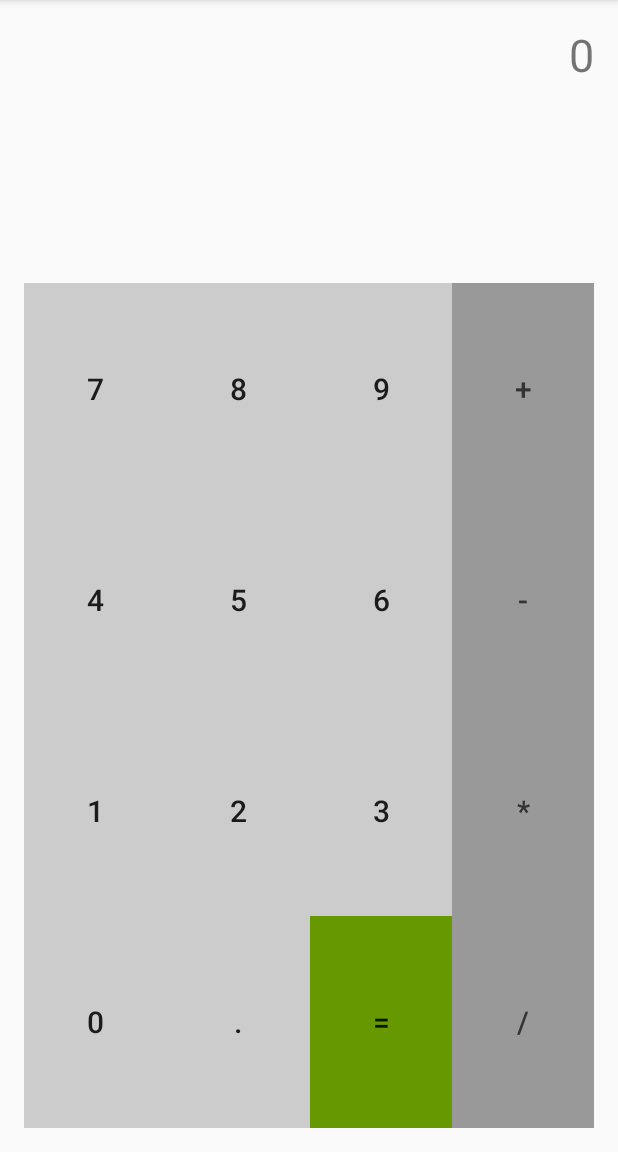
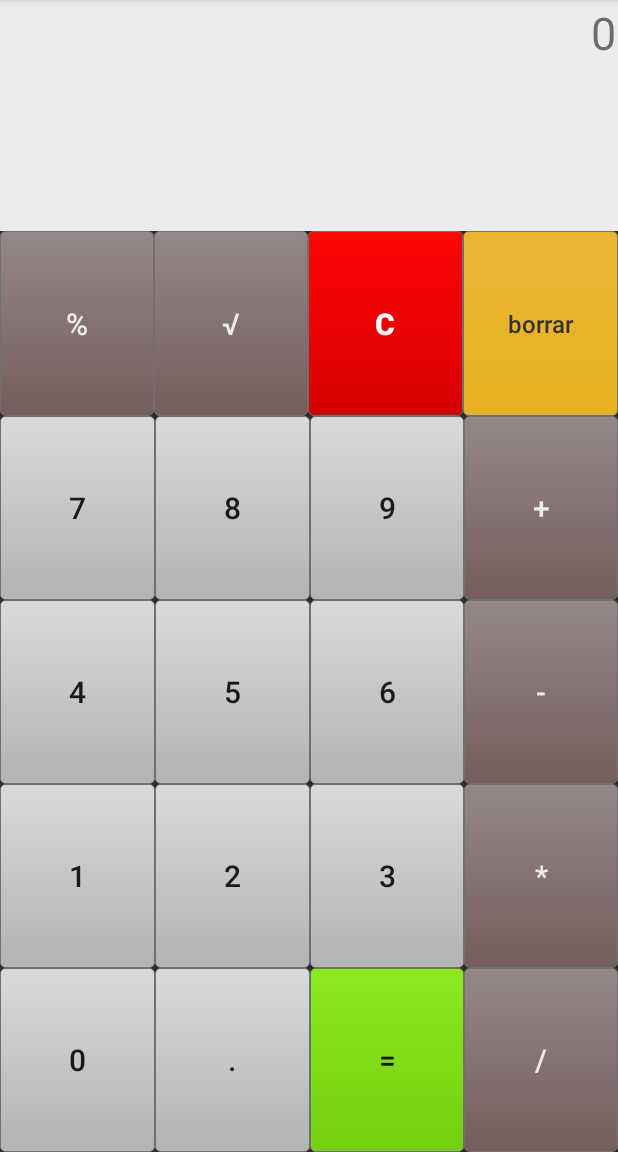
Before and after one commit to jlixerkun/Calc, an Android app: the screen it shows after launch (MainActivity), on a phone screen of 412 x 824 dp, the part 84-1236 px from its top. Run offline under Robolectric (Android 15) with nearby library versions, the phone set to English and light mode, and no system bars.

Commit message:
Agrega recursos
Agrega @drawable para los botones, @colors y @strings

```diff
--- a/app/src/main/java/com/jlixerkun/calculadora/MainActivity.java
+++ b/app/src/main/java/com/jlixerkun/calculadora/MainActivity.java
@@ -1,13 +1,13 @@
 package com.jlixerkun.calculadora;
 
 import android.os.Bundle;
-import android.support.design.widget.FloatingActionButton;
-import android.support.design.widget.Snackbar;
 import android.support.v7.app.AppCompatActivity;
 import android.support.v7.widget.Toolbar;
-import android.view.View;
 import android.view.Menu;
 import android.view.MenuItem;
+import android.view.View;
+import android.widget.Button;
+import android.widget.TextView;
 
 public class MainActivity extends AppCompatActivity {
 
@@ -18,7 +18,48 @@ public class MainActivity extends AppCompatActivity {
         Toolbar toolbar = (Toolbar) findViewById(R.id.toolbar);
         setSupportActionBar(toolbar);
 
-//        FloatingActionButton fab = (FloatingActionButton) findViewById(R.id.fab);
+        /* Definimos los botones de la calculadora */
+        final Button btnNum0 = (Button) findViewById(R.id.btnNum0);
+        final Button btnNum1 = (Button) findViewById(R.id.btnNum1);
+        final Button btnNum2 = (Button) findViewById(R.id.btnNum2);
+        final Button btnNum3 = (Button) findViewById(R.id.btnNum3);
+        final Button btnNum4 = (Button) findViewById(R.id.btnNum4);
+        final Button btnNum5 = (Button) findViewById(R.id.btnNum5);
+        final Button btnNum6 = (Button) findViewById(R.id.btnNum6);
+        final Button btnNum7 = (Button) findViewById(R.id.btnNum7);
+        final Button btnNum8 = (Button) findViewById(R.id.btnNum8);
+        final Button btnNum9 = (Button) findViewById(R.id.btnNum9);
+        final Button btnPunto = (Button) findViewById(R.id.btnPunto);
+
+        Button btnPorciento = (Button) findViewById(R.id.btnPorciento);
+        Button btnMas = (Button) findViewById(R.id.btnMas);
+        Button btnMenos = (Button) findViewById(R.id.btnMenos);
+        Button btnPor = (Button) findViewById(R.id.btnPor);
+        Button btnDividido = (Button) findViewById(R.id.btnDividido);
+        Button btnBorrar = (Button) findViewById(R.id.btnBorrar);
+        Button btnCero= (Button) findViewById(R.id.btnCero);
+        Button btnRaiz= (Button) findViewById(R.id.btnRaiz);
+
+//        Definimos el display  donde se ven las operaciones
+        final TextView display = (TextView) findViewById(R.id.textViewMain);
+
+
+
+//        Definimos un stack para mostrar todos los numeros
+
+        btnNum0.setOnClickListener(new View.OnClickListener() {
+            @Override
+            public void  onClick(View view){
+                display.setText(btnNum0.getText());
+            }
+        });
+        btnNum1.setOnClickListener(new View.OnClickListener() {
+            @Override
+            public void  onClick(View view){
+                display.setText(btnNum1.getText());
+            }
+        });
+
 //        fab.setOnClickListener(new View.OnClickListener() {
 //            @Override
 //            public void onClick(View view) {
@@ -26,6 +67,9 @@ public class MainActivity extends AppCompatActivity {
 //                        .setAction("Action", null).show();
 //            }
 //        });
+
+
+
     }
 
     @Override
--- /dev/null
+++ b/app/src/main/res/drawable/mycalc_dangerbtn_bg.xml
@@ -0,0 +1,9 @@
+<?xml version="1.0" encoding="utf-8"?>
+<shape xmlns:android="http://schemas.android.com/apk/res/android"
+    android:shape="rectangle">
+    <gradient android:startColor="@color/colorDanger"
+        android:endColor= "@color/colorDangerDk"
+        android:angle="270" />
+    <corners android:radius="3dp" />
+    <stroke android:width="1px" android:color="@color/colorBorder" />
+</shape>
--- /dev/null
+++ b/app/src/main/res/drawable/mycalc_numberbtn_bg.xml
@@ -0,0 +1,9 @@
+<?xml version="1.0" encoding="utf-8"?>
+<shape xmlns:android="http://schemas.android.com/apk/res/android"
+    android:shape="rectangle">
+    <gradient android:startColor="#dadada"
+        android:endColor="#b3b3b3"
+        android:angle="270" />
+    <corners android:radius="3dp" />
+    <stroke android:width="1px" android:color="@color/colorBorder" />
+</shape>
--- /dev/null
+++ b/app/src/main/res/drawable/mycalc_operatebtn_bg.xml
@@ -0,0 +1,9 @@
+<?xml version="1.0" encoding="utf-8"?>
+<shape xmlns:android="http://schemas.android.com/apk/res/android"
+android:shape="rectangle">
+<gradient android:startColor="#968888"
+    android:endColor="#745d5d"
+    android:angle="270" />
+<corners android:radius="3dp" />
+<stroke android:width="1px" android:color="@color/colorBorder" />
+</shape>
--- /dev/null
+++ b/app/src/main/res/drawable/mycalc_successbtn_bg.xml
@@ -0,0 +1,9 @@
+<?xml version="1.0" encoding="utf-8"?>
+<shape xmlns:android="http://schemas.android.com/apk/res/android"
+    android:shape="rectangle">
+    <gradient android:startColor="@color/colorSuccess"
+        android:endColor= "@color/colorSuccessDk"
+        android:angle="270" />
+    <corners android:radius="3dp" />
+    <stroke android:width="1px" android:color="@color/colorBorder" />
+</shape>
--- /dev/null
+++ b/app/src/main/res/drawable/mycalc_warningbtn_bg.xml
@@ -0,0 +1,9 @@
+<?xml version="1.0" encoding="utf-8"?>
+<shape xmlns:android="http://schemas.android.com/apk/res/android"
+    android:shape="rectangle">
+    <gradient android:startColor="@color/colorWarn"
+        android:endColor="@color/colorWarnDk"
+        android:angle="270" />
+    <corners android:radius="3dp" />
+    <stroke android:width="1px" android:color="@color/colorBorder" />
+</shape>
--- a/app/src/main/res/layout/fragment_main.xml
+++ b/app/src/main/res/layout/fragment_main.xml
@@ -10,7 +10,10 @@
     android:paddingRight="@dimen/activity_horizontal_margin"
     android:paddingTop="@dimen/activity_vertical_margin"
     tools:context="com.jlixerkun.calculadora.MainActivityFragment"
-    tools:showIn="@layout/activity_main">
+    tools:showIn="@layout/activity_main"
+    android:padding="0dp"
+    android:background="@color/colorDarkBg">
+
     <LinearLayout
         android:layout_width="match_parent"
         android:layout_height="80dp"
@@ -22,7 +25,68 @@
             android:layout_height="match_parent"
             android:text="0"
             android:textAlignment="textEnd"
-            android:textSize="30sp" />
+            android:layout_gravity="center"
+            android:textSize="30sp"
+            android:padding="1dp"
+            android:background="@color/colorlightBg"
+            android:id="@+id/textViewMain" />
+    </LinearLayout>
+
+    <LinearLayout
+        android:layout_width="match_parent"
+        android:layout_height="wrap_content"
+        android:orientation="horizontal"
+        android:layout_weight="1">
+
+        <Button
+            android:padding="1dp"
+            android:layout_height="match_parent"
+            android:textSize="20sp"
+            android:text="@string/porciento"
+            android:layout_weight="1"
+            android:layout_width="0dp"
+            android:id="@+id/btnPorciento"
+            tools:ignore="ButtonStyle"
+            android:background="@drawable/mycalc_operatebtn_bg"
+            android:elegantTextHeight="true"
+            android:textColor="@color/colorlightBg" />
+
+        <Button
+            android:padding="1dp"
+            android:layout_height="match_parent"
+            android:textSize="20sp"
+            android:text="@string/raiz"
+            android:layout_weight="1"
+            android:layout_width="0dp"
+            android:id="@+id/btnRaiz"
+            tools:ignore="ButtonStyle"
+            android:background="@drawable/mycalc_operatebtn_bg"
+            android:textColor="@color/colorlightBg"/>
+        <Button
+            android:padding="1dp"
+            android:layout_height="match_parent"
+            android:textSize="20sp"
+            android:text="@string/cero"
+            android:layout_weight="1"
+            android:layout_width="0dp"
+            android:id="@+id/btnCero"
+            tools:ignore="ButtonStyle"
+            android:background="@drawable/mycalc_dangerbtn_bg"
+            android:textStyle="normal|bold"
+            android:textColor="@android:color/background_light" />
+        <Button
+            android:padding="1dp"
+            android:layout_height="match_parent"
+            android:textSize="16sp"
+            android:text="@string/borrar"
+            android:layout_weight="1"
+            android:layout_width="0dp"
+            tools:ignore="ButtonStyle"
+            android:background="@drawable/mycalc_warningbtn_bg"
+            android:textColor="#333333"
+            android:id="@+id/btnBorrar"
+            android:textAllCaps="false" />
+
     </LinearLayout>
 
     <LinearLayout
@@ -38,7 +102,7 @@
             android:layout_width="match_parent"
             android:id="@+id/btnNum7"
             tools:ignore="ButtonStyle"
-            android:background="#cccccc" />
+            android:background="@drawable/mycalc_numberbtn_bg" />
         <Button
             android:layout_height="match_parent"
             android:textSize="20sp"
@@ -47,7 +111,7 @@
             android:layout_width="match_parent"
             android:id="@+id/btnNum8"
             tools:ignore="ButtonStyle"
-            android:background="#cccccc" />
+            android:background="@drawable/mycalc_numberbtn_bg" />
         <Button
             android:layout_height="match_parent"
             android:textSize="20sp"
@@ -56,7 +120,7 @@
             android:layout_width="match_parent"
             android:id="@+id/btnNum9"
             tools:ignore="ButtonStyle"
-            android:background="#cccccc" />
+            android:background="@drawable/mycalc_numberbtn_bg" />
         <Button
             android:layout_height="match_parent"
             android:textSize="20sp"
@@ -64,11 +128,12 @@
             android:layout_weight="1"
             android:layout_width="match_parent"
             tools:ignore="ButtonStyle"
-            android:background="#999999"
-            android:textColor="#333333"
+            android:background="@drawable/mycalc_operatebtn_bg"
+            android:textColor="@color/colorlightBg"
             android:id="@+id/btnMas" />
 
     </LinearLayout>
+
     <LinearLayout
         android:layout_width="match_parent"
         android:layout_height="wrap_content"
@@ -82,7 +147,7 @@
             android:layout_width="match_parent"
             android:id="@+id/btnNum4"
             tools:ignore="ButtonStyle"
-            android:background="#cccccc" />
+            android:background="@drawable/mycalc_numberbtn_bg" />
         <Button
             android:layout_height="match_parent"
             android:textSize="20sp"
@@ -91,7 +156,7 @@
             android:layout_width="match_parent"
             android:id="@+id/btnNum5"
             tools:ignore="ButtonStyle"
-            android:background="#cccccc" />
+            android:background="@drawable/mycalc_numberbtn_bg" />
         <Button
             android:layout_height="match_parent"
             android:textSize="20sp"
@@ -100,7 +165,8 @@
             android:layout_width="match_parent"
             android:id="@+id/btnNum6"
             tools:ignore="ButtonStyle"
-            android:background="#cccccc" />
+            android:background="@drawable/mycalc_numberbtn_bg" />
+
         <Button
             android:layout_height="match_parent"
             android:textSize="20sp"
@@ -108,8 +174,8 @@
             android:layout_weight="1"
             android:layout_width="match_parent"
             tools:ignore="ButtonStyle"
-            android:background="#999999"
-            android:textColor="#333333"
+            android:background="@drawable/mycalc_operatebtn_bg"
+            android:textColor="@color/colorlightBg"
             android:id="@+id/btnMenos" />
 
     </LinearLayout>
@@ -125,7 +191,7 @@
             android:layout_weight="1"
             android:layout_width="match_parent"
             android:id="@+id/btnNum1"
-            android:background="#cccccc" />
+            android:background="@drawable/mycalc_numberbtn_bg" />
         <Button
             android:layout_height="match_parent"
             android:textSize="20sp"
@@ -133,7 +199,7 @@
             android:layout_weight="1"
             android:layout_width="match_parent"
             android:id="@+id/btnNum2"
-            android:background="#cccccc" />
+            android:background="@drawable/mycalc_numberbtn_bg" />
         <Button
             android:layout_height="match_parent"
             android:textSize="20sp"
@@ -141,15 +207,16 @@
             android:layout_weight="1"
             android:layout_width="match_parent"
             android:id="@+id/btnNum3"
-            android:background="#cccccc" />
+            android:background="@drawable/mycalc_numberbtn_bg" />
+
         <Button
             android:layout_height="match_parent"
             android:textSize="20sp"
             android:text="*"
             android:layout_weight="1"
             android:layout_width="match_parent"
-            android:background="#999999"
-            android:textColor="#333333"
+            android:background="@drawable/mycalc_operatebtn_bg"
+            android:textColor="@color/colorlightBg"
             android:id="@+id/btnPor" />
 
     </LinearLayout>
@@ -166,7 +233,7 @@
             android:layout_weight="1"
             android:layout_width="match_parent"
             android:id="@+id/btnNum0"
-            android:background="#cccccc" />
+            android:background="@drawable/mycalc_numberbtn_bg" />
         <Button
             android:layout_height="match_parent"
             android:textSize="20sp"
@@ -174,23 +241,25 @@
             android:layout_weight="1"
             android:layout_width="match_parent"
             android:id="@+id/btnPunto"
-            android:background="#cccccc" />
+            android:background="@drawable/mycalc_numberbtn_bg" />
+
         <Button
             android:layout_height="match_parent"
             android:textSize="20sp"
             android:text="="
             android:layout_weight="1"
             android:layout_width="match_parent"
-            android:background="@android:color/holo_green_dark"
+            android:background="@drawable/mycalc_successbtn_bg"
             android:id="@+id/btnIgual" />
+
         <Button
             android:layout_height="match_parent"
             android:textSize="20sp"
             android:text="/"
             android:layout_weight="1"
             android:layout_width="match_parent"
-            android:background="#999999"
-            android:textColor="#333333"
+            android:background="@drawable/mycalc_operatebtn_bg"
+            android:textColor="@color/colorlightBg"
             android:id="@+id/btnDividido" />
 
     </LinearLayout>
--- a/app/src/main/res/values/colors.xml
+++ b/app/src/main/res/values/colors.xml
@@ -3,4 +3,13 @@
     <color name="colorPrimary">#3F51B5</color>
     <color name="colorPrimaryDark">#303F9F</color>
     <color name="colorAccent">#FF4081</color>
+    <color name="colorBorder">#707070</color>
+    <color name="colorDanger">#ff0505</color>
+    <color name="colorDangerDk">#d60000</color>
+    <color name="colorWarn">#e9b634</color>
+    <color name="colorWarnDk">#e9b021</color>
+    <color name="colorSuccess">#8ce921</color>
+    <color name="colorSuccessDk">#75ce0f</color>
+    <color name="colorlightBg">#ececec</color>
+    <color name="colorDarkBg">#303030</color>
 </resources>
--- a/app/src/main/res/values/strings.xml
+++ b/app/src/main/res/values/strings.xml
@@ -1,4 +1,8 @@
 <resources>
     <string name="app_name">Calculadora</string>
     <string name="action_settings">Settings</string>
+    <string name="porciento">%</string>
+    <string name="raiz">√</string>
+    <string name="cero">C</string>
+    <string name="borrar">borrar</string>
 </resources>
```
